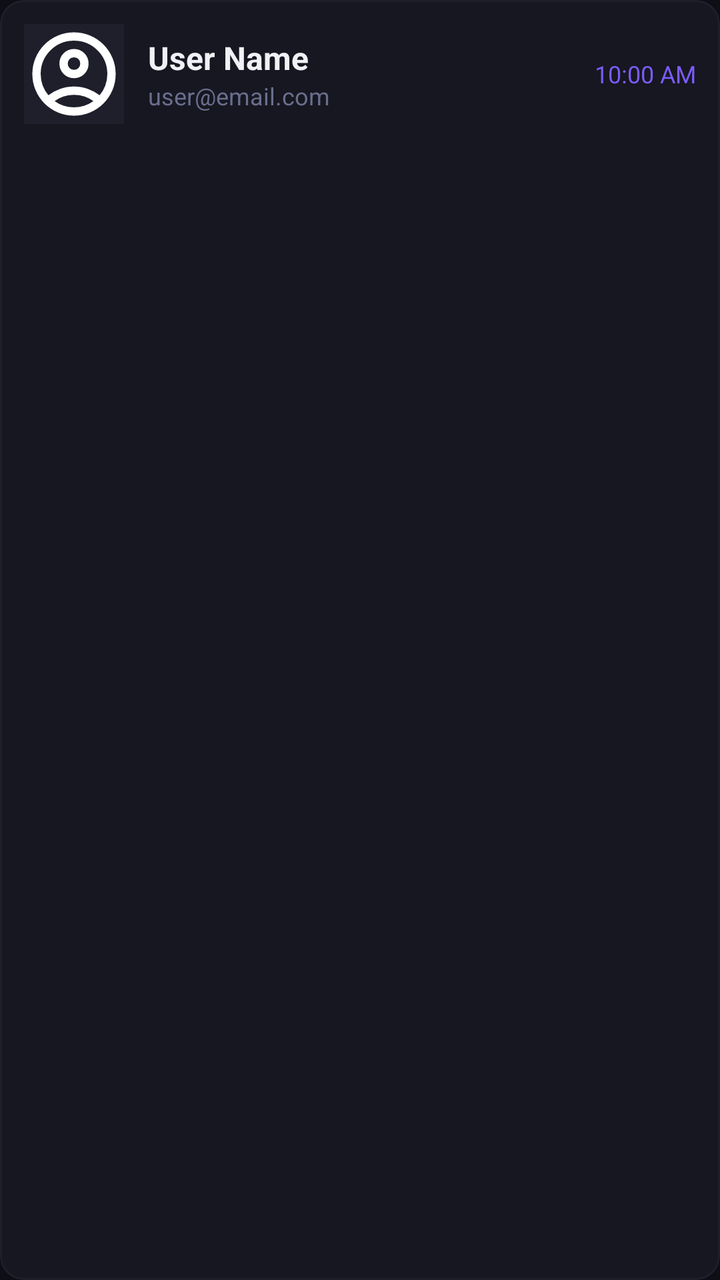
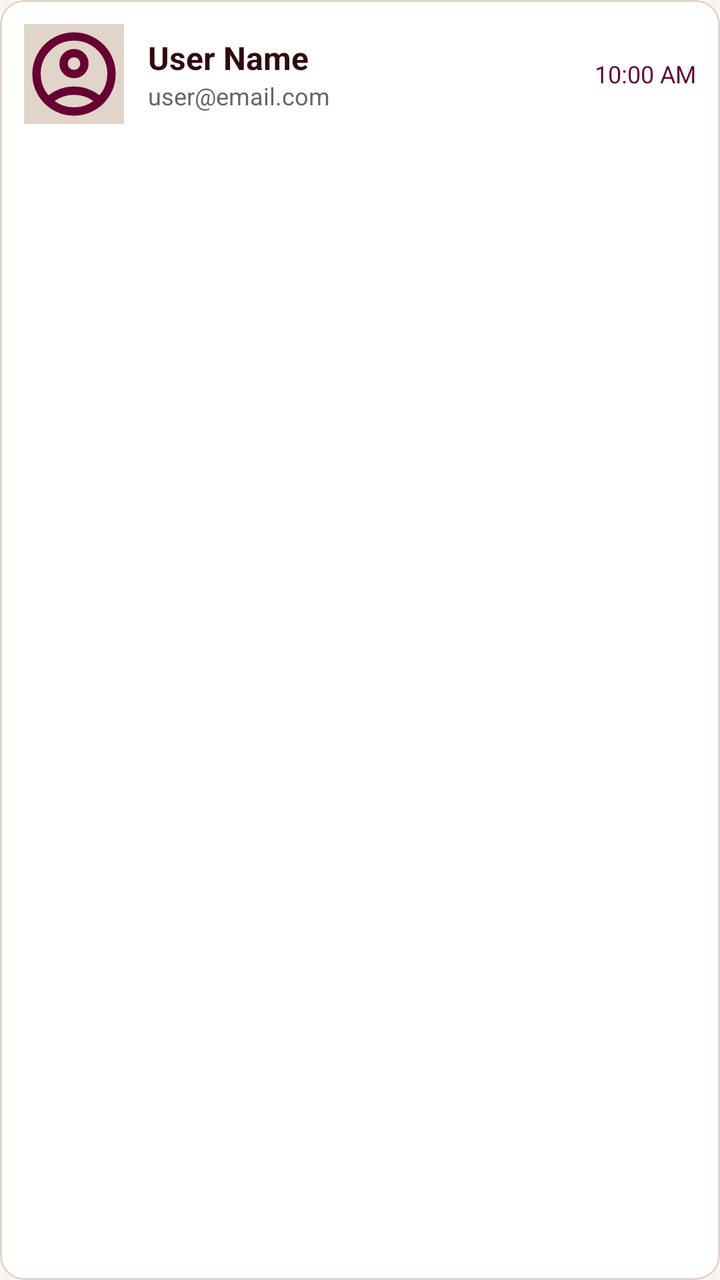

Two renders of the same Android screen: before a commit and after it. Below are the layout's source before the change and the commit's diff.
<!-- AndroidManifest.xml: application theme Theme.Present -->
<!-- res/layout/item_attendee.xml -->
<?xml version="1.0" encoding="utf-8"?>
<com.google.android.material.card.MaterialCardView
    xmlns:android="http://schemas.android.com/apk/res/android"
    xmlns:app="http://schemas.android.com/apk/res-auto"
    android:layout_width="match_parent"
    android:layout_height="wrap_content"
    android:layout_marginVertical="4dp"
    app:cardBackgroundColor="#161720"
    app:cardCornerRadius="12dp"
    app:strokeColor="#1E1F2B"
    app:strokeWidth="1dp">

    <LinearLayout
        android:layout_width="match_parent"
        android:layout_height="wrap_content"
        android:orientation="horizontal"
        android:padding="12dp"
        android:gravity="center_vertical">

        <ImageView
            android:id="@+id/ivAttendeePhoto"
            android:layout_width="50dp"
            android:layout_height="50dp"
            android:scaleType="centerCrop"
            android:src="@drawable/ic_profile"
            android:background="#1E1F2B"/>

        <LinearLayout
            android:layout_width="0dp"
            android:layout_height="wrap_content"
            android:layout_weight="1"
            android:layout_marginStart="12dp"
            android:orientation="vertical">

            <TextView
                android:id="@+id/tvAttendeeName"
                android:layout_width="wrap_content"
                android:layout_height="wrap_content"
                android:text="User Name"
                android:textColor="#F0F0F5"
                android:textSize="16sp"
                android:textStyle="bold" />

            <TextView
                android:id="@+id/tvAttendeeEmail"
                android:layout_width="wrap_content"
                android:layout_height="wrap_content"
                android:text="user@email.com"
                android:textColor="#6B6E8E"
                android:textSize="12sp" />
        </LinearLayout>

        <TextView
            android:id="@+id/tvCheckInTime"
            android:layout_width="wrap_content"
            android:layout_height="wrap_content"
            android:text="10:00 AM"
            android:textColor="#7C5CFC"
            android:textSize="12sp" />
    </LinearLayout>
</com.google.android.material.card.MaterialCardView>
<!-- resources referenced by this layout -->
<resources>
  <!-- drawable ic_profile (drawable) -->
  <vector xmlns:android="http://schemas.android.com/apk/res/android" android:height="24dp" android:tint="#FFFFFF" android:viewportHeight="960" android:viewportWidth="960" android:width="24dp">
        
      <path android:fillColor="@android:color/white" android:pathData="M234,684Q285,645 348,622.5Q411,600 480,600Q549,600 612,622.5Q675,645 726,684Q761,643 780.5,591Q800,539 800,480Q800,347 706.5,253.5Q613,160 480,160Q347,160 253.5,253.5Q160,347 160,480Q160,539 179.5,591Q199,643 234,684ZM380.5,479.5Q340,439 340,380Q340,321 380.5,280.5Q421,240 480,240Q539,240 579.5,280.5Q620,321 620,380Q620,439 579.5,479.5Q539,520 480,520Q421,520 380.5,479.5ZM480,880Q397,880 324,848.5Q251,817 197,763Q143,709 111.5,636Q80,563 80,480Q80,397 111.5,324Q143,251 197,197Q251,143 324,111.5Q397,80 480,80Q563,80 636,111.5Q709,143 763,197Q817,251 848.5,324Q880,397 880,480Q880,563 848.5,636Q817,709 763,763Q709,817 636,848.5Q563,880 480,880ZM580,784.5Q627,769 666,740Q627,711 580,695.5Q533,680 480,680Q427,680 380,695.5Q333,711 294,740Q333,769 380,784.5Q427,800 480,800Q533,800 580,784.5ZM523,423Q540,406 540,380Q540,354 523,337Q506,320 480,320Q454,320 437,337Q420,354 420,380Q420,406 437,423Q454,440 480,440Q506,440 523,423ZM480,380Q480,380 480,380Q480,380 480,380Q480,380 480,380Q480,380 480,380Q480,380 480,380Q480,380 480,380Q480,380 480,380Q480,380 480,380ZM480,740Q480,740 480,740Q480,740 480,740Q480,740 480,740Q480,740 480,740Q480,740 480,740Q480,740 480,740Q480,740 480,740Q480,740 480,740Z"/>
      
  </vector>
  <style name="Theme.Present" parent="Theme.Material3.Dark.NoActionBar">
          
          <item name="colorPrimary">@color/colorPrimary</item>
          <item name="colorOnPrimary">@android:color/white</item>
          <item name="colorSecondary">@color/colorSecondary</item>
          <item name="colorOnSecondary">@android:color/white</item>
          <item name="colorError">@color/colorError</item>
  
          
          <item name="android:windowBackground">@color/colorBackground</item>
          <item name="colorSurface">@color/colorSurface</item>
          <item name="colorOnSurface">@color/colorOnSurface</item>
          <item name="colorOutline">@color/colorBorder</item>
  
          
          <item name="materialButtonStyle">@style/Widget.Material3.Button</item>
          <item name="textInputStyle">@style/Widget.Material3.TextInputLayout.OutlinedBox</item>
          <item name="bottomNavigationStyle">@style/Widget.Material3.BottomNavigationView</item>
      </style>
  <color name="colorPrimary">#7C5CFC</color>
  <color name="colorSecondary">#22C55E</color>
  <color name="colorError">#EF4444</color>
  <color name="colorBackground">#0E0F16</color>
  <color name="colorSurface">#161720</color>
  <color name="colorOnSurface">#F0F0F5</color>
  <color name="colorBorder">#2A2B3D</color>
</resources>

<!-- the commit's change to res/layout/item_attendee.xml (unified diff, before → after) -->
@@ -5,9 +5,9 @@
     android:layout_width="match_parent"
     android:layout_height="wrap_content"
     android:layout_marginVertical="4dp"
-    app:cardBackgroundColor="#161720"
+    app:cardBackgroundColor="@color/colorSurface"
     app:cardCornerRadius="12dp"
-    app:strokeColor="#1E1F2B"
+    app:strokeColor="@color/colorBorder"
     app:strokeWidth="1dp">
 
     <LinearLayout
@@ -23,7 +23,8 @@
             android:layout_height="50dp"
             android:scaleType="centerCrop"
             android:src="@drawable/ic_profile"
-            android:background="#1E1F2B"/>
+            android:background="@color/colorBorder"
+            android:tint="@color/colorPrimary" />
 
         <LinearLayout
             android:layout_width="0dp"
@@ -37,7 +38,7 @@
                 android:layout_width="wrap_content"
                 android:layout_height="wrap_content"
                 android:text="User Name"
-                android:textColor="#F0F0F5"
+                android:textColor="@color/colorOnSurface"
                 android:textSize="16sp"
                 android:textStyle="bold" />
 
@@ -46,7 +47,7 @@
                 android:layout_width="wrap_content"
                 android:layout_height="wrap_content"
                 android:text="user@email.com"
-                android:textColor="#6B6E8E"
+                android:textColor="@color/colorMuted"
                 android:textSize="12sp" />
         </LinearLayout>
 
@@ -55,7 +56,7 @@
             android:layout_width="wrap_content"
             android:layout_height="wrap_content"
             android:text="10:00 AM"
-            android:textColor="#7C5CFC"
+            android:textColor="@color/colorPrimary"
             android:textSize="12sp" />
     </LinearLayout>
 </com.google.android.material.card.MaterialCardView>
<!-- resource entries referenced after the edit -->
@@ -6,12 +6,12 @@
       <path android:fillColor="@android:color/white" android:pathData="M234,684Q285,645 348,622.5Q411,600 480,600Q549,600 612,622.5Q675,645 726,684Q761,643 780.5,591Q800,539 800,480Q800,347 706.5,253.5Q613,160 480,160Q347,160 253.5,253.5Q160,347 160,480Q160,539 179.5,591Q199,643 234,684ZM380.5,479.5Q340,439 340,380Q340,321 380.5,280.5Q421,240 480,240Q539,240 579.5,280.5Q620,321 620,380Q620,439 579.5,479.5Q539,520 480,520Q421,520 380.5,479.5ZM480,880Q397,880 324,848.5Q251,817 197,763Q143,709 111.5,636Q80,563 80,480Q80,397 111.5,324Q143,251 197,197Q251,143 324,111.5Q397,80 480,80Q563,80 636,111.5Q709,143 763,197Q817,251 848.5,324Q880,397 880,480Q880,563 848.5,636Q817,709 763,763Q709,817 636,848.5Q563,880 480,880ZM580,784.5Q627,769 666,740Q627,711 580,695.5Q533,680 480,680Q427,680 380,695.5Q333,711 294,740Q333,769 380,784.5Q427,800 480,800Q533,800 580,784.5ZM523,423Q540,406 540,380Q540,354 523,337Q506,320 480,320Q454,320 437,337Q420,354 420,380Q420,406 437,423Q454,440 480,440Q506,440 523,423ZM480,380Q480,380 480,380Q480,380 480,380Q480,380 480,380Q480,380 480,380Q480,380 480,380Q480,380 480,380Q480,380 480,380Q480,380 480,380ZM480,740Q480,740 480,740Q480,740 480,740Q480,740 480,740Q480,740 480,740Q480,740 480,740Q480,740 480,740Q480,740 480,740Q480,740 480,740Z"/>
       
   </vector>
-  <style name="Theme.Present" parent="Theme.Material3.Dark.NoActionBar">
+  <style name="Theme.Present" parent="Theme.Material3.Light.NoActionBar">
           
           <item name="colorPrimary">@color/colorPrimary</item>
-          <item name="colorOnPrimary">@android:color/white</item>
+          <item name="colorOnPrimary">@color/white</item>
           <item name="colorSecondary">@color/colorSecondary</item>
-          <item name="colorOnSecondary">@android:color/white</item>
+          <item name="colorOnSecondary">@color/white</item>
           <item name="colorError">@color/colorError</item>
   
           
@@ -21,16 +21,30 @@
           <item name="colorOutline">@color/colorBorder</item>
   
           
+          <item name="android:statusBarColor">@color/colorPrimary</item>
+          
+          <item name="android:windowLightStatusBar">false</item>
+  
+          
           <item name="materialButtonStyle">@style/Widget.Material3.Button</item>
           <item name="textInputStyle">@style/Widget.Material3.TextInputLayout.OutlinedBox</item>
           <item name="bottomNavigationStyle">@style/Widget.Material3.BottomNavigationView</item>
+  
+          
+          <item name="android:actionBarStyle">@style/Theme.Present.ActionBar</item>
       </style>
-  <color name="colorPrimary">#7C5CFC</color>
-  <color name="colorSecondary">#22C55E</color>
-  <color name="colorError">#EF4444</color>
-  <color name="colorBackground">#0E0F16</color>
-  <color name="colorSurface">#161720</color>
-  <color name="colorOnSurface">#F0F0F5</color>
-  <color name="colorBorder">#2A2B3D</color>
+  <color name="white">#FFFFFFFF</color>
+  <color name="colorPrimary">#660033</color>
+  <color name="colorSecondary">#D4AF37</color>
+  <color name="colorError">#DC3545</color>
+  <color name="colorBackground">#F9F6F0</color>
+  <style name="Theme.Present.ActionBar" parent="@style/Widget.Material3.Toolbar">
+          <item name="android:background">@color/colorPrimary</item>
+          <item name="titleTextColor">@color/white</item>
+      </style>
+  <color name="colorSurface">#FFFFFF</color>
+  <color name="colorOnSurface">#31090E</color>
+  <color name="colorBorder">#E0D5C8</color>
+  <color name="colorMuted">#666666</color>
 </resources>
 
